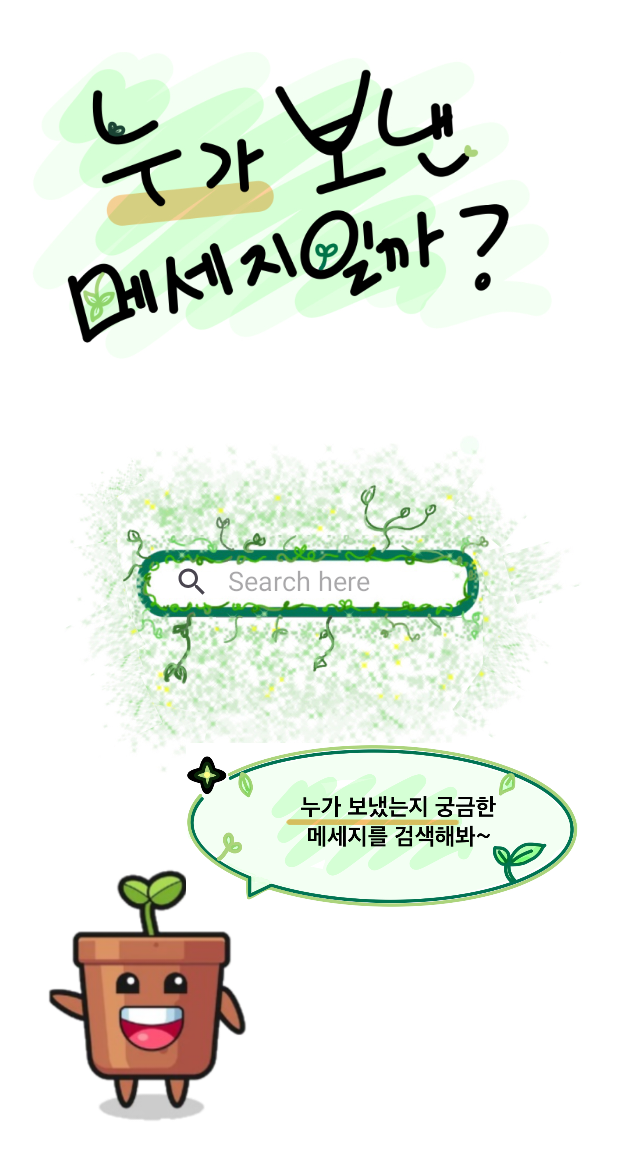
After one commit to zihoo318/TalkSoogi, an Android app: the layout newpage.xml on its own in the app's theme, with its tools: preview values and no code run, on a phone screen of 412 x 824 dp. The commit adds this screen. Shown: the top 1160 px of the screen. Run offline under Robolectric (Android 15) with nearby library versions, the phone set to English and light mode, and no system bars.

Commit message:
발신자 예측layout

```diff
--- /dev/null
+++ b/TalkSsogi_Android/app/src/main/res/layout/newpage.xml
@@ -0,0 +1,64 @@
+<androidx.constraintlayout.widget.ConstraintLayout
+    xmlns:android="http://schemas.android.com/apk/res/android"
+    xmlns:app="http://schemas.android.com/apk/res-auto"
+    xmlns:tools="http://schemas.android.com/tools"
+    android:layout_width="match_parent"
+    android:layout_height="match_parent"
+    tools:context=".MainActivity"
+    android:background="@color/white">
+
+    <ImageView
+        android:id="@+id/notice"
+        android:layout_width="358dp"
+        android:layout_height="237dp"
+        android:layout_marginStart="16dp"
+        android:layout_marginTop="20dp"
+        android:src="@drawable/notice_1"
+        app:layout_constraintStart_toStartOf="parent"
+        app:layout_constraintTop_toTopOf="parent"
+        android:translationZ="1dp"/>
+
+    <ImageView
+        android:id="@+id/searchPicture"
+        android:layout_width="364dp"
+        android:layout_height="296dp"
+        android:layout_marginTop="256dp"
+        android:src="@drawable/search"
+        app:layout_constraintEnd_toEndOf="parent"
+        app:layout_constraintStart_toStartOf="parent"
+        app:layout_constraintTop_toTopOf="parent" />
+
+    <SearchView
+        android:id="@+id/searchView"
+        android:layout_width="220dp"
+        android:layout_height="wrap_content"
+        android:layout_marginTop="364dp"
+        android:iconifiedByDefault="false"
+        android:queryHint="Search here"
+        app:layout_constraintEnd_toEndOf="parent"
+        app:layout_constraintStart_toStartOf="parent"
+        app:layout_constraintTop_toTopOf="parent" />
+
+
+    <ImageView
+        android:id="@+id/TalkSsogi_png"
+        android:layout_width="170dp"
+        android:layout_height="175dp"
+        android:layout_marginStart="16dp"
+        android:layout_marginTop="576dp"
+        android:src="@drawable/smile"
+        app:layout_constraintStart_toStartOf="parent"
+        app:layout_constraintTop_toTopOf="parent" />
+
+    <ImageView
+        android:id="@+id/whoMessage"
+        android:layout_width="261dp"
+        android:layout_height="213dp"
+        android:layout_marginStart="124dp"
+        android:layout_marginTop="444dp"
+        android:src="@drawable/notice"
+        app:layout_constraintStart_toStartOf="parent"
+        app:layout_constraintTop_toTopOf="parent" />
+
+
+</androidx.constraintlayout.widget.ConstraintLayout>
--- a/TalkSsogi_Android/app/src/main/res/layout/page3_activity.xml
+++ b/TalkSsogi_Android/app/src/main/res/layout/page3_activity.xml
@@ -111,4 +111,6 @@
         app:layout_constraintStart_toStartOf="parent"
         app:layout_constraintTop_toTopOf="parent" />
 
+
+
 </androidx.constraintlayout.widget.ConstraintLayout>
--- a/TalkSsogi_Android/app/src/main/res/layout/page5_fragment_activity.xml
+++ b/TalkSsogi_Android/app/src/main/res/layout/page5_fragment_activity.xml
@@ -12,7 +12,7 @@
         android:layout_width="match_parent"
         android:layout_height="match_parent">
 
-        //뒤로가기 버튼
+
         <ImageView
             android:id="@+id/imageView"
             android:layout_width="100dp"
```
Also changed, not shown: TalkSsogi_Android/app/src/main/res/drawable/notice.PNG (added), TalkSsogi_Android/app/src/main/res/drawable/notice_1.png (added), TalkSsogi_Android/app/src/main/res/drawable/search.png (added).
